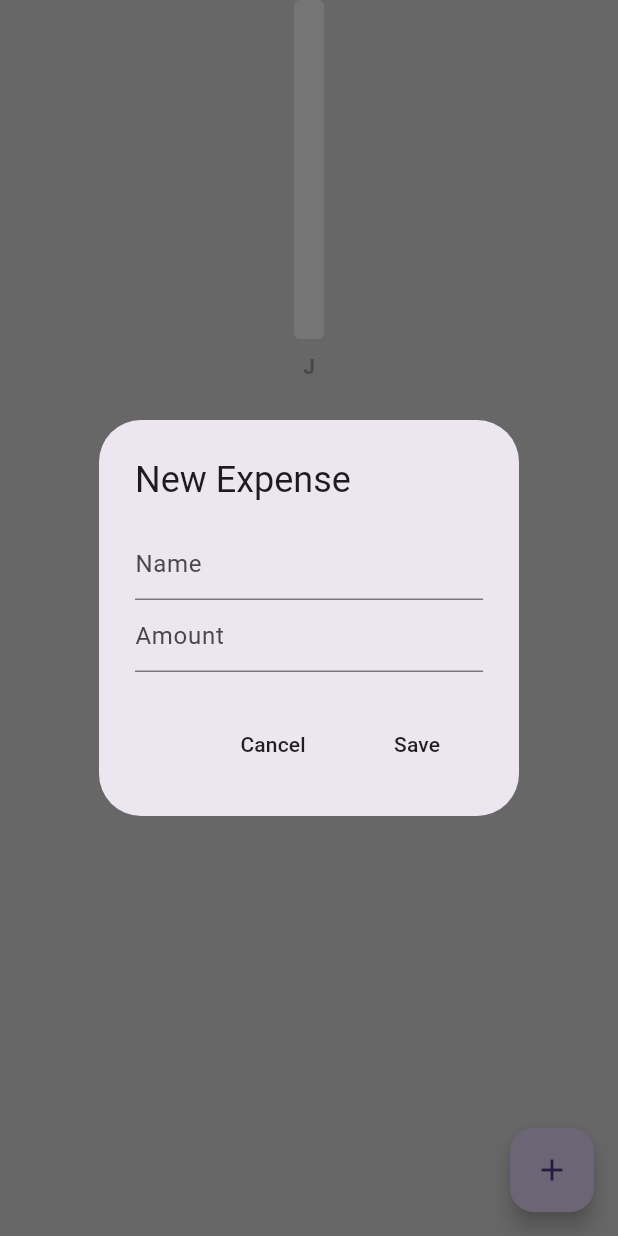
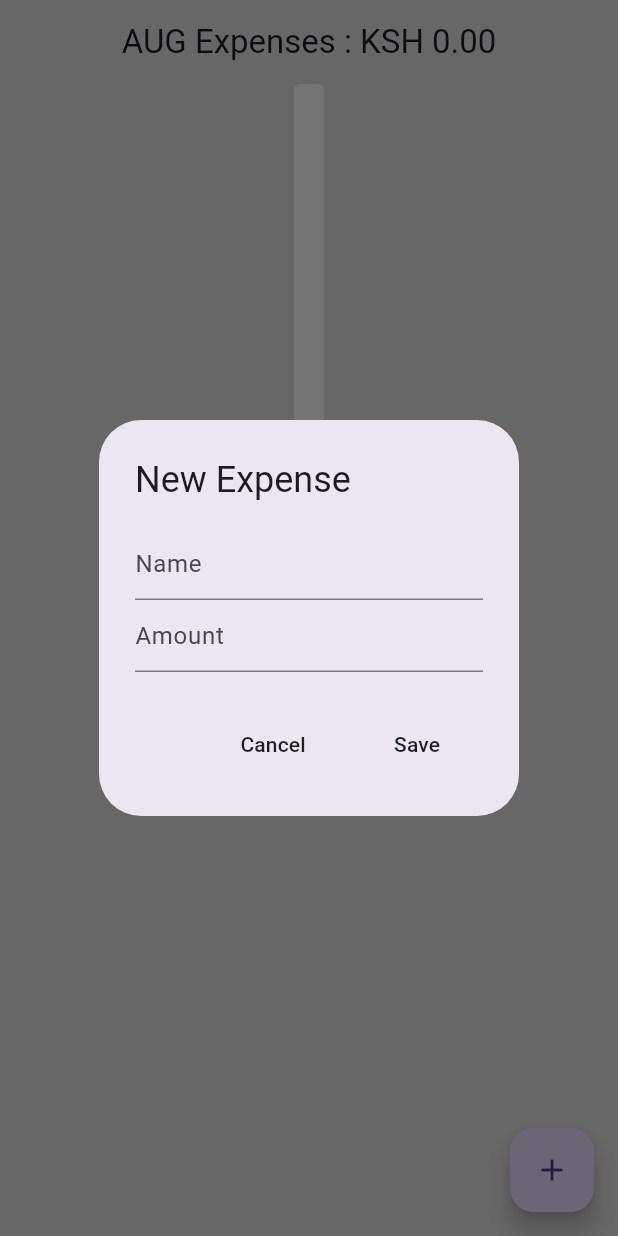
Before and after one commit to nzangi/expense_tracker, a Flutter app: the screen it shows after launch, after a tap on the "add" icon, on a phone screen of 412 x 824 dp. Run offline on Flutter 3.47's test engine with Material 3 defaults, Android fonts, the phone set to English and light mode, and no system bars; drawn by our look-alikes of fl_chart; our stand-ins replace flutter_slidable, isar; accounts and stored records are empty; generated files the repository leaves out were written again.

Commit message:
Working on expense tracker

```diff
--- a/lib/bar_graph/bar_graph.dart
+++ b/lib/bar_graph/bar_graph.dart
@@ -17,6 +17,13 @@
   // list to hold data for each category
   List<IndividualBar> barData = [];
 
+  @override
+  void initState() {
+    // TODO: implement initState
+    super.initState();
+    WidgetsBinding.instance.addPostFrameCallback((timeStamp) => scrollToEnd);
+  }
+
   // initialize bar data
   void initializeData() {
     barData = List.generate(widget.monthlySalary.length,
@@ -25,7 +32,7 @@
 
   // calculate the max limit
 
-  double calculateMax(){
+  double calculateMax() {
     //   set maximum to 500
     double max = 500;
 
@@ -34,10 +41,18 @@
 
     //   increase the upper limit
     max = widget.monthlySalary.last * 1.05;
-    if(max < 500){
+    if (max < 500) {
       return 500;
     }
     return max;
+  }
+
+  // scroll to the end of the current month
+  final ScrollController _scrollController = ScrollController();
+
+  void scrollToEnd() {
+    _scrollController.animateTo(_scrollController.position.maxScrollExtent,
+        duration: const Duration(seconds: 1), curve: Curves.fastOutSlowIn);
   }
 
   @override
@@ -49,11 +64,12 @@
 
     return SingleChildScrollView(
       scrollDirection: Axis.horizontal,
+      controller: _scrollController,
       child: Padding(
         padding: const EdgeInsets.symmetric(horizontal: 25.0),
         child: SizedBox(
-          width:
-              barWidth * barData.length + spaceBetweenBars * (barData.length - 1),
+          width: barWidth * barData.length +
+              spaceBetweenBars * (barData.length - 1),
           child: BarChart(BarChartData(
             minY: 0,
             maxY: calculateMax(),
@@ -63,7 +79,8 @@
               show: true,
               topTitles: AxisTitles(sideTitles: SideTitles(showTitles: false)),
               leftTitles: AxisTitles(sideTitles: SideTitles(showTitles: false)),
-              rightTitles: AxisTitles(sideTitles: SideTitles(showTitles: false)),
+              rightTitles:
+                  AxisTitles(sideTitles: SideTitles(showTitles: false)),
               bottomTitles: AxisTitles(
                   sideTitles: SideTitles(
                 showTitles: true,
@@ -79,14 +96,13 @@
                           borderRadius: BorderRadius.circular(4),
                           color: Colors.grey.shade800,
                           backDrawRodData: BackgroundBarChartRodData(
-                          show: true,toY: calculateMax(),color: Colors.white
-                        )
-                      ),
+                              show: true,
+                              toY: calculateMax(),
+                              color: Colors.white)),
                     ]))
                 .toList(),
             alignment: BarChartAlignment.center,
             groupsSpace: spaceBetweenBars,
-
           )),
         ),
       ),
--- a/lib/database/expense_database.dart
+++ b/lib/database/expense_database.dart
@@ -1,3 +1,5 @@
+import 'dart:async';
+
 import 'package:flutter/cupertino.dart';
 import 'package:isar/isar.dart';
 import 'package:path_provider/path_provider.dart';
@@ -72,51 +74,70 @@
    */
 
   //   calculate total expenses for each month
-  Future<Map<int, double>> calculateMonthlyTotalCosts() async {
+  Future<Map<String, double>> calculateMonthlyTotalCosts() async {
     //   read all expenses from db
     await readExpenses();
     //create a mpa to keep a track of each month
-    Map<int, double> monthlyTotals = {};
+    Map<String, double> monthlyTotals = {};
 
     //   illiterate over all expenses
     for (var expense in _allExpenses) {
-      //   extract date and month from each expense
-      int month = expense.date.month;
+      //   extract year and month from each expense
+      // int month = expense.date.month;
+      String yearMonth = '${expense.date.year}-${expense.date.year}';
+
       //   check if the map is in the map, internalize it to zero
-      if (!monthlyTotals.containsKey(month)) {
-        monthlyTotals[month] = 0;
+      if (!monthlyTotals.containsKey(yearMonth)) {
+        monthlyTotals[yearMonth] = 0;
       }
 
       //    add all month's expense to that month
-      monthlyTotals[month] = monthlyTotals[month]! + expense.amount;
+      monthlyTotals[yearMonth] = monthlyTotals[yearMonth]! + expense.amount;
     }
     return monthlyTotals;
   }
 
-//   get start year
-  int getStartMonth(){
-    if(_allExpenses.isEmpty){
+  // calculate total for each month
+  Future<double> calculateMonthlyTotals() async {
+    //   fetch expense from database
+    await readExpenses();
+    //   get current month year
+    int currentMonth = DateTime.now().month;
+    int currentYear = DateTime.now().year;
+
+    //  filter the expense to include those for this month year
+    List<Expense> currentMonthExpenses = _allExpenses.where((expense) {
+      return expense.date.month == currentMonth &&
+          expense.date.year == currentYear;
+    }).toList();
+
+    //   calculate total amount for the current month
+    double total =
+        currentMonthExpenses.fold(0, (sum, expense) => sum + expense.amount);
+
+    return total;
+  }
+
+  //   get start year
+  int getStartMonth() {
+    if (_allExpenses.isEmpty) {
       return DateTime.now()
           .month; // default current month if no expense recorded
     }
 
     // get all the expense to get the earliest
-    _allExpenses.sort(
-        (a,b) => a.date.compareTo(b.date)
-    );
+    _allExpenses.sort((a, b) => a.date.compareTo(b.date));
     return _allExpenses.first.date.month;
   }
 
-  int getYearMonth(){
-    if(_allExpenses.isEmpty){
+  int getYearMonth() {
+    if (_allExpenses.isEmpty) {
       return DateTime.now()
           .year; // default current month if no expense recorded
     }
     // get all the expense to get the earliest
 
-    _allExpenses.sort(
-            (a,b) => a.date.compareTo(b.date)
-    );
+    _allExpenses.sort((a, b) => a.date.compareTo(b.date));
     return _allExpenses.first.date.year;
   }
 }
--- a/lib/helper/helper_functions.dart
+++ b/lib/helper/helper_functions.dart
@@ -20,3 +20,22 @@
   int monthCount = (currentYear - startYear) * 12 + currentMonth -startMonth +1;
   return monthCount;
 }
+
+String getCurrentMonthName (){
+  DateTime now = DateTime.now();
+  List<String> months = [
+    "JAN",
+    "FEB",
+    "MAR",
+    "APR",
+    "MAY",
+    "JUN",
+    "JUL",
+    "AUG",
+    "SEP",
+    "OCT",
+    "NOV",
+    "DEC",
+  ];
+  return months[now.month-1];
+}
--- a/lib/pages/home_page.dart
+++ b/lib/pages/home_page.dart
@@ -20,7 +20,8 @@
   // text controllers
   TextEditingController nameController = TextEditingController();
   TextEditingController amountController = TextEditingController();
-  Future<Map<int, double>>? _monthlyTotalsFeature;
+  Future<Map<String, double>>? _monthlyTotalsFeature;
+  Future<double>? _calculateCurrentMonthTotal;
 
   @override
   void initState() {
@@ -28,14 +29,18 @@
     Provider.of<ExpenseDatabase>(context, listen: false).readExpenses();
 
     //  futures loading
-    refreshGraphData();
+    refreshData();
     super.initState();
   }
 
   // refresh graph data
-  void refreshGraphData() {
+  void refreshData() {
     _monthlyTotalsFeature = Provider.of<ExpenseDatabase>(context, listen: false)
         .calculateMonthlyTotalCosts();
+
+    _calculateCurrentMonthTotal =
+        Provider.of<ExpenseDatabase>(context, listen: false)
+            .calculateMonthlyTotals();
   }
 
   @override
@@ -52,6 +57,10 @@
           calculateMonthCount(startYear, startMonth, currentYear, currentMonth);
 
       //only display expense for the current month
+      List<Expense> currentMonthExpense = value.allExpenses.where((expense) {
+        return expense.date.year == currentYear &&
+            expense.date.month == currentMonth;
+      }).toList();
 
       //return UI
       return Scaffold(
@@ -59,6 +68,25 @@
           floatingActionButton: FloatingActionButton(
             onPressed: openExpenseBox,
             child: const Icon(Icons.add),
+          ),
+          appBar: AppBar(
+            backgroundColor: Colors.transparent,
+            title: FutureBuilder<double>(
+                future: _calculateCurrentMonthTotal,
+                builder: (context, snapshot) {
+                  //   loaded
+                  if (snapshot.connectionState == ConnectionState.done) {
+                    return Row(
+                      mainAxisAlignment: MainAxisAlignment.center,
+                      children: [
+                        Text(
+                            '${getCurrentMonthName()} Expenses : KSH ${snapshot.data!.toStringAsFixed(2)}'),
+                      ],
+                    );
+                  } else {
+                    return const Text('Loading ...');
+                  }
+                }),
           ),
           body: SafeArea(
             child: Column(
@@ -70,12 +98,22 @@
                       future: _monthlyTotalsFeature,
                       builder: (context, snapshot) {
                         if (snapshot.connectionState == ConnectionState.done) {
-                          final monthlyTotals = snapshot.data ?? {};
-                          //   create a list of summary
-                          List<double> monthlySalary = List.generate(
-                              monthCount,
-                              (index) =>
-                                  monthlyTotals[startMonth + index] ?? 0.0);
+                          Map<String, double> monthlyTotals =
+                              snapshot.data ?? {};
+                          //   create a month - year of summary
+                          List<double> monthlySalary =
+                              List.generate(monthCount, (index) {
+                            //     calculate mont - year
+                            int year =
+                                startYear + (startYear + index - 1) ~/ 12;
+                            int month = (startMonth + index - 1) % 12 + 1;
+
+                            //   create the key in the format 'year-month'
+                            String yearMonthKey = '$year-$month';
+                            //   return total year-month 0.0 if non existence
+
+                            return monthlyTotals[yearMonthKey] ?? 0.0;
+                          });
 
                           return MyBarGraph(
                               monthlySalary: monthlySalary,
@@ -91,10 +129,14 @@
                 // list builder
                 Expanded(
                   child: ListView.builder(
-                      itemCount: value.allExpenses.length,
+                      itemCount: currentMonthExpense.length,
                       itemBuilder: (context, index) {
+                        // reverse the index to show the latest first
+                        int reverseIndex =
+                            currentMonthExpense.length - 1 - index;
                         // get individual expense
-                        Expense individualExpense = value.allExpenses[index];
+                        Expense individualExpense =
+                            currentMonthExpense[reverseIndex];
                         return MyListTile(
                           title: individualExpense.name,
                           trailing: formatAmount(individualExpense.amount),
@@ -222,7 +264,7 @@
           //   save to db
           await context.read<ExpenseDatabase>().createExpense(newExpense);
 
-          refreshGraphData();
+          refreshData();
           //   clear controllers
           nameController.clear();
           amountController.clear();
@@ -258,7 +300,7 @@
               .read<ExpenseDatabase>()
               .updateExpense(existingId, updatedExpense);
         }
-        refreshGraphData();
+        refreshData();
       },
       child: const Text('Update'),
     );
@@ -271,7 +313,7 @@
         Navigator.pop(context);
         //   delete from expense db
         await context.read<ExpenseDatabase>().deleteExpense(id);
-        refreshGraphData();
+        refreshData();
       },
       child: const Text('Delete'),
     );
```
Also changed, not shown: lib/components/my_list_tile.dart (+16 -5 lines). Lines whose indentation alone changed are shown as unchanged.
